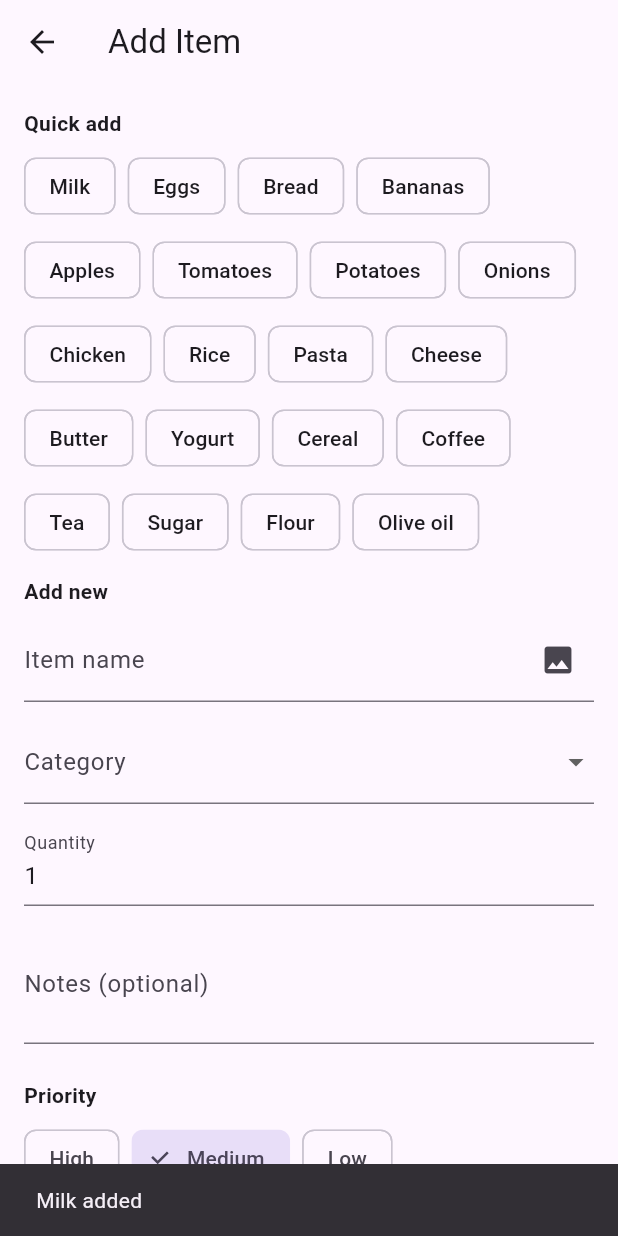
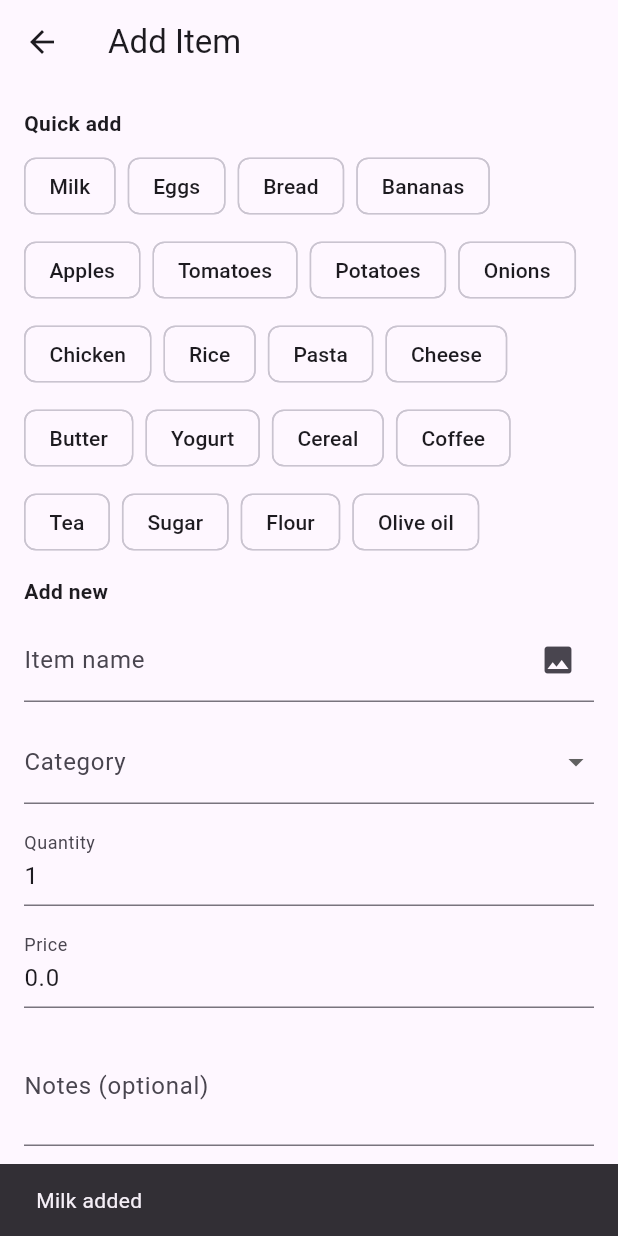
Before and after one commit to sseid4/smart_grocery_list, a Flutter app: the AddItemScreen screen opened by its route, after a tap on "Milk", on a phone screen of 412 x 824 dp. Run offline on Flutter 3.47's test engine with Material 3 defaults, Android fonts, the phone set to English and light mode, and no system bars; our stand-ins replace image_picker, shared_preferences, sqflite; accounts and stored records are empty.

Commit message:
Add sorting features

```diff
--- a/grocery_list/lib/screens/add_item_screen.dart
+++ b/grocery_list/lib/screens/add_item_screen.dart
@@ -234,6 +234,22 @@ class _AddItemScreenState extends State<AddItemScreen> {
               const SizedBox(height: 12),
 
               TextFormField(
+                controller: _priceCtrl,
+                decoration: const InputDecoration(labelText: 'Price'),
+                keyboardType: const TextInputType.numberWithOptions(
+                  decimal: true,
+                ),
+                validator: (v) {
+                  if (v == null || v.isEmpty) return 'Enter a price';
+                  final d = double.tryParse(v);
+                  if (d == null || d < 0) return 'Enter valid price';
+                  return null;
+                },
+              ),
+
+              const SizedBox(height: 12),
+
+              TextFormField(
                 controller: _notesCtrl,
                 decoration: const InputDecoration(
                   labelText: 'Notes (optional)',
--- a/grocery_list/lib/screens/home_screen.dart
+++ b/grocery_list/lib/screens/home_screen.dart
@@ -22,6 +22,7 @@ class _HomeScreenState extends State<HomeScreen> {
   bool _showSearch = false;
   final TextEditingController _searchController = TextEditingController();
   String? _selectedCategory;
+  String _sortMode = 'none'; // 'none' | 'name' | 'priority'
 
   void _openAddItem() async {
     await Navigator.pushNamed(context, '/add');
@@ -91,6 +92,22 @@ class _HomeScreenState extends State<HomeScreen> {
           : AppBar(
               title: const Text('Home'),
               actions: [
+                PopupMenuButton<String>(
+                  onSelected: (v) => setState(() => _sortMode = v),
+                  tooltip: 'Sort items',
+                  itemBuilder: (ctx) => [
+                    const PopupMenuItem(value: 'none', child: Text('No sort')),
+                    const PopupMenuItem(
+                      value: 'name',
+                      child: Text('Sort by name'),
+                    ),
+                    const PopupMenuItem(
+                      value: 'priority',
+                      child: Text('Sort by priority'),
+                    ),
+                  ],
+                  icon: const Icon(Icons.sort),
+                ),
                 IconButton(
                   icon: const Icon(Icons.search),
                   onPressed: () => setState(() => _showSearch = true),
@@ -244,6 +261,31 @@ class _HomeScreenState extends State<HomeScreen> {
                             _selectedCategory!.toLowerCase();
                   return matchesQuery && matchesCategory;
                 }).toList();
+                // apply sorting
+                List<Item> sortedFiltered = List.from(filtered);
+                int priorityScore(String p) {
+                  final low = p.toLowerCase();
+                  if (low.contains('high')) return 3;
+                  if (low.contains('med')) return 2;
+                  return 1;
+                }
+
+                if (_sortMode == 'name') {
+                  sortedFiltered.sort(
+                    (a, b) =>
+                        a.name.toLowerCase().compareTo(b.name.toLowerCase()),
+                  );
+                } else if (_sortMode == 'priority') {
+                  sortedFiltered.sort(
+                    (a, b) => priorityScore(
+                      b.priority,
+                    ).compareTo(priorityScore(a.priority)),
+                  );
+                }
+                if (list.isEmpty) {
+                  return const Center(child: Text('No items added'));
+                }
+
                 if (filtered.isEmpty) {
                   return const Center(
                     child: Text('No items match your search.'),
@@ -270,7 +312,7 @@ class _HomeScreenState extends State<HomeScreen> {
                             title,
                             style: Theme.of(context).textTheme.titleMedium,
                           ),
-                          Text('${filtered.length}'),
+                          Text('${sortedFiltered.length}'),
                         ],
                       ),
                     ),
@@ -278,12 +320,8 @@ class _HomeScreenState extends State<HomeScreen> {
                       child: ListView.separated(
                         padding: const EdgeInsets.symmetric(horizontal: 12.0),
                         itemBuilder: (ctx, i) {
-                          final it = filtered[i];
-                          final originalIndex = InMemoryRepo
-                              .instance
-                              .items
-                              .value
-                              .indexWhere((e) => e.id == it.id);
+                          final it = sortedFiltered[i];
+                          final originalIndex = InMemoryRepo.instance.items.value.indexWhere((e) => e.id == it.id);
 
                           return Dismissible(
                             key: ValueKey('item-${it.id}'),
```
